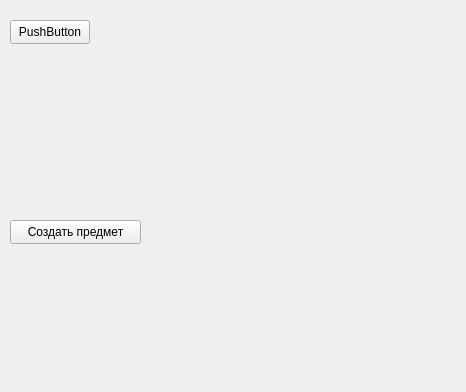
Qt form devkit/devkitwindow.ui (tehek0/rpg) before a commit; both pictures show x 0 to 466 and y 0 to 392 of the 466 by 645 pixel window.
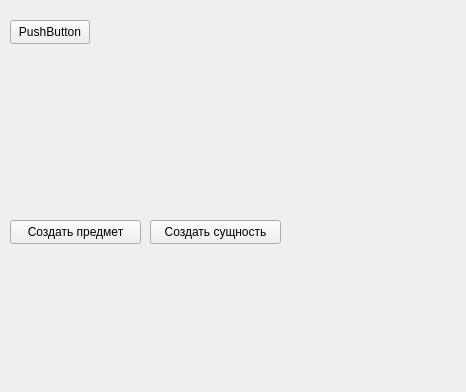
The same form after that commit.

Commit message: entity start

```diff
--- a/devkit/devkitwindow.ui
+++ b/devkit/devkitwindow.ui
@@ -40,6 +40,19 @@
      <string>PushButton</string>
     </property>
    </widget>
+   <widget class="QPushButton" name="createEntity_pb">
+    <property name="geometry">
+     <rect>
+      <x>150</x>
+      <y>220</y>
+      <width>131</width>
+      <height>24</height>
+     </rect>
+    </property>
+    <property name="text">
+     <string>Создать сущность</string>
+    </property>
+   </widget>
   </widget>
   <widget class="QMenuBar" name="menubar">
    <property name="geometry">
```
The commit also changes 9 other files.
